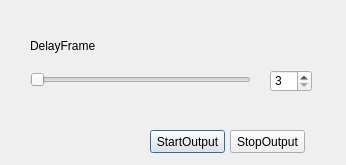
Before: the Qt Designer form src/virtual-output/virtual_properties.ui in CatxFish/obs-virtual-cam, drawn with Qt 5.
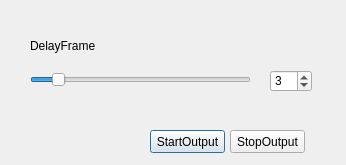
After: the same form once the commit is applied.

Diff of the .ui file:
```diff
--- a/src/virtual-output/virtual_properties.ui
+++ b/src/virtual-output/virtual_properties.ui
@@ -23,11 +23,14 @@
     </rect>
    </property>
    <property name="minimum">
-    <number>3</number>
+    <number>0</number>
    </property>
    <property name="maximum">
     <number>30</number>
    </property>
+   <property name="value">
+    <number>3</number>
+   </property>
    <property name="orientation">
     <enum>Qt::Horizontal</enum>
    </property>
@@ -42,11 +45,14 @@
     </rect>
    </property>
    <property name="minimum">
-    <number>3</number>
+    <number>0</number>
    </property>
    <property name="maximum">
     <number>30</number>
    </property>
+   <property name="value">
+    <number>3</number>
+   </property>
   </widget>
   <widget class="QLabel" name="label">
    <property name="geometry">
```
